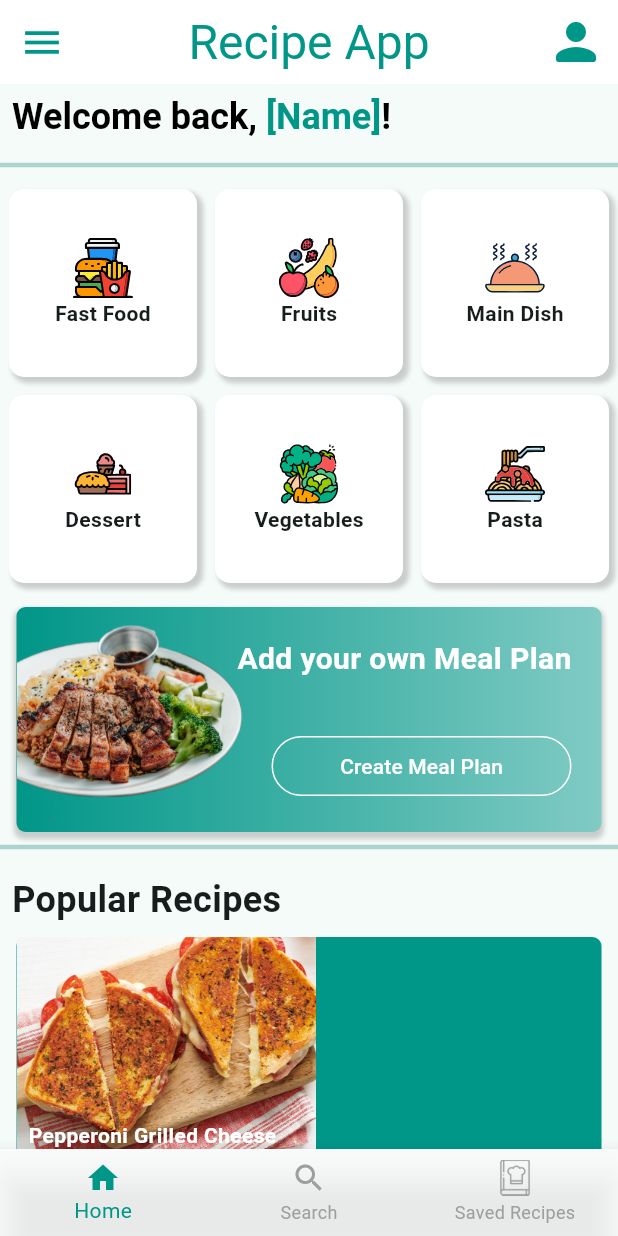
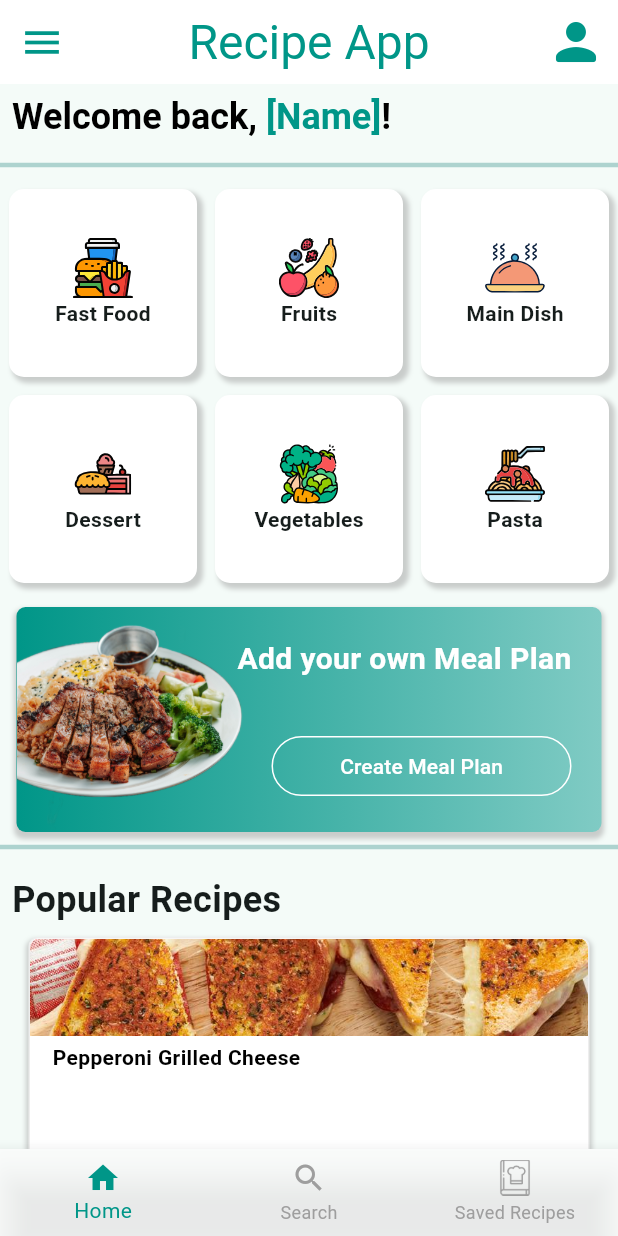
Before and after one commit to DarkRose2021/RecipeApp, a Flutter app: the screen it shows after launch, on a phone screen of 412 x 824 dp. Run offline on Flutter 3.47's test engine with Material 3 defaults, Android fonts, the phone set to English and light mode, and no system bars; our stand-ins replace flutter_svg; missing offline and left inert: splash_screen_view.

Commit message:
I think I'm mostly happy with the homepage

```diff
--- a/lib/main.dart
+++ b/lib/main.dart
@@ -263,12 +263,12 @@ class MainApp extends StatelessWidget {
                   ),
                 ),
               ),
-              Container(
-                height: 700,
-                child: SingleChildScrollView(
+              SizedBox(
+                height: 500,
+                width: 390,
                 child: Column(
                   children: List.generate(
-                      15,
+                    3,
                     (index) {
                       return Container(
                         margin: const EdgeInsets.all(8),
@@ -277,47 +277,8 @@ class MainApp extends StatelessWidget {
                         width: 390,
                         decoration: BoxDecoration(
                           borderRadius: BorderRadius.circular(6),
-                              color: Colors.teal),
-                          child:  Stack(
-                            children: [
-                              Image.asset('assets/images/tempRecipeImg.jpg'),
-                              const Align(
-                                alignment: Alignment.bottomLeft,
-                                child: Padding(
-                                  padding: EdgeInsets.all(8),
-                                  child: Text(
-                                    'Pepperoni Grilled Cheese',
-                                    style: TextStyle(
+                          border: Border.all(color: Colors.grey.shade200),
                           color: Colors.white,
-                                      fontWeight: FontWeight.bold,
-                                    ),
-                                  ),
-                                ),
-                              ),
-                            ],
-                          ),
-                        );
-                      },
-                    ),
-                  ),
-                ),
-              ),
-            Container(
-                margin: const EdgeInsets.only(top: 10),
-                padding: const EdgeInsets.all(0),
-                height: 150,
-                width: 390,
-                decoration: BoxDecoration(
-                  borderRadius: BorderRadius.circular(6),
-                  gradient: const LinearGradient(
-                      colors: [
-                        Color(0xFF009688),
-                        Color(0xFF80CBC4),
-                      ],
-                      begin: FractionalOffset(0.0, 0.0),
-                      end: FractionalOffset(1.0, 0.0),
-                      stops: [0.0, 1.0],
-                      tileMode: TileMode.clamp),
                           boxShadow: [
                             BoxShadow(
                               color: Colors.grey.withOpacity(0.5),
@@ -329,54 +290,87 @@ class MainApp extends StatelessWidget {
                         ),
                         child: Stack(
                           children: [
-                    Image.asset('assets/images/foodImg.png'),
-                    const Align(
-                      alignment: Alignment.topRight,
-                      child: Padding(
-                        padding: EdgeInsets.only(top: 20, bottom: 8, right: 20),
-                        child: Text(
-                          'Add your own Meal Plan',
-                          softWrap: true,
+                            ClipRRect(
+                              borderRadius: const BorderRadius.only(
+                                topLeft: Radius.circular(6),
+                                topRight: Radius.circular(6),
+                              ),
+                              child: Image.asset(
+                                'assets/images/tempRecipeImg.jpg',
+                                width: 390,
+                                height: 65,
+                                fit: BoxFit.cover,
+                              ),
+                            ),
+                            const Positioned(
+                              left: 15,
+                              bottom: 35,
+                              child: Column(
+                                crossAxisAlignment: CrossAxisAlignment.start,
+                                children: [
+                                  Text(
+                                    'Pepperoni Grilled Cheese',
                                     style: TextStyle(
-                            color: Colors.white,
+                                      color: Colors.black,
                                       fontWeight: FontWeight.bold,
-                            fontSize: 20,
                                     ),
+                                  ),
+                                  SizedBox(),
+                                  Row(
+                                    children: [
+                                      ImageIcon(
+                                        AssetImage(
+                                            'assets/icons/forkFilled.png'),
+                                      ),
+                                      ImageIcon(
+                                        AssetImage('assets/icons/fork.png'),
+                                      ),
+                                      ImageIcon(
+                                        AssetImage('assets/icons/fork.png'),
+                                      )
+                                    ],
+                                  )
+                                ],
+                              ),
+                            ),
+                          ],
+                        ),
+                      );
+                    },
                   ),
                 ),
               ),
               Align(
-                      alignment: Alignment.bottomRight,
+                alignment: Alignment.topCenter,
                 child: Padding(
-                        padding: const EdgeInsets.only(bottom: 20, right: 20),
+                  padding: const EdgeInsets.only(),
                   // ignore: avoid_print
                   child: ButtonTheme(
                     minWidth: 100.0,
-                          child: OutlinedButton(
+                    child: ElevatedButton(
                       onPressed: () {
                         print('Create Meal Plan Button Clicked');
                       },
                       style: ButtonStyle(
-                              foregroundColor: MaterialStateProperty.all<Color>(
-                                  Colors.white),
+                        foregroundColor:
+                            MaterialStateProperty.all<Color>(Colors.teal),
+                        backgroundColor:
+                            MaterialStateProperty.all(const Color(0xFFEEEEEE)),
                         shape: MaterialStateProperty.all(
                           RoundedRectangleBorder(
                             borderRadius: BorderRadius.circular(30.0),
                           ),
                         ),
                         side: MaterialStateProperty.all<BorderSide>(
-                                const BorderSide(color: Colors.white),
+                          const BorderSide(color: Colors.teal),
                         ),
                         minimumSize: MaterialStateProperty.all<Size>(
-                                const Size(200, 40),
+                          const Size(390, 40),
                         ),
                       ),
-                            child: const Text('Create Meal Plan'),
+                      child: const Text('View all Recipes'),
                     ),
                   ),
-                      ),
-                    ),
-                  ],
                 ),
               ),
             ],
```
Also changed, not shown: assets/icons/fork.png (added), assets/icons/forkFilled.png (added). Lines whose indentation alone changed are shown as unchanged.
